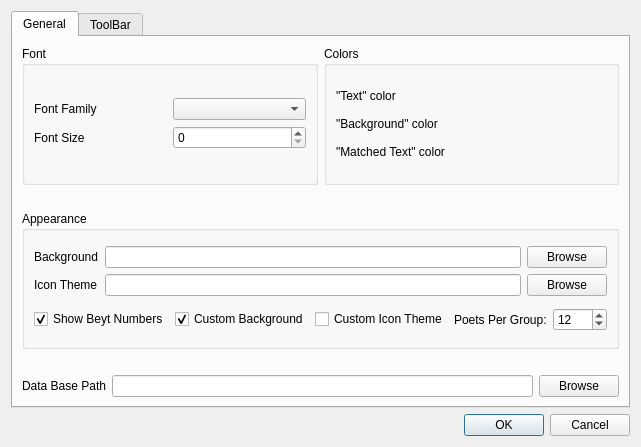
The window that settings.ui (srazi/Saaghar) describes before a commit, drawn with Qt 5.
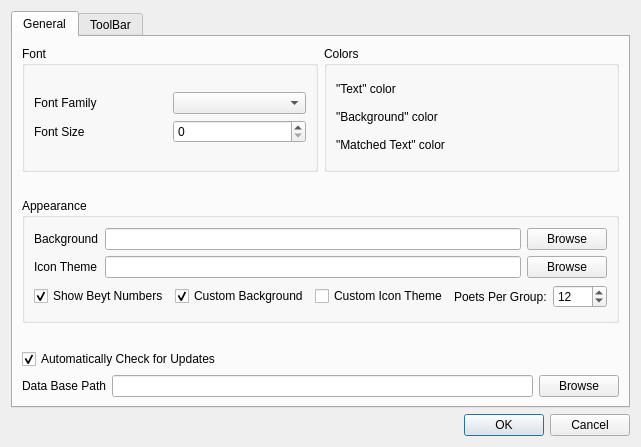
The same window after the commit. Icons and pictures are not drawn.

Commit message: Release version 0.8.21 New: The ability to check for updates, was added, Improved: The computation of height of poet's description, was improved in several ways. Fixed: The height of poet's description was not computed in SaagharWidget::resizeTable(), it was fixed, now, Fixed: The description of poets with one category was skipped, now, it's displayed.

```diff
--- a/settings.ui
+++ b/settings.ui
@@ -6,7 +6,7 @@
    <rect>
     <x>0</x>
     <y>0</y>
-    <width>507</width>
+    <width>578</width>
     <height>447</height>
    </rect>
   </property>
@@ -358,6 +358,33 @@
            </property>
           </spacer>
          </item>
+         <item>
+          <layout class="QHBoxLayout" name="horizontalLayout">
+           <item>
+            <widget class="QCheckBox" name="checkBoxAutoUpdates">
+             <property name="text">
+              <string>Automatically Check for Updates</string>
+             </property>
+             <property name="checked">
+              <bool>true</bool>
+             </property>
+            </widget>
+           </item>
+           <item>
+            <spacer name="horizontalSpacer_5">
+             <property name="orientation">
+              <enum>Qt::Horizontal</enum>
+             </property>
+             <property name="sizeHint" stdset="0">
+              <size>
+               <width>40</width>
+               <height>20</height>
+              </size>
+             </property>
+            </spacer>
+           </item>
+          </layout>
+         </item>
          <item>
           <layout class="QHBoxLayout" name="horizontalLayout_2">
            <item>
```
The commit also changes 14 other files.
